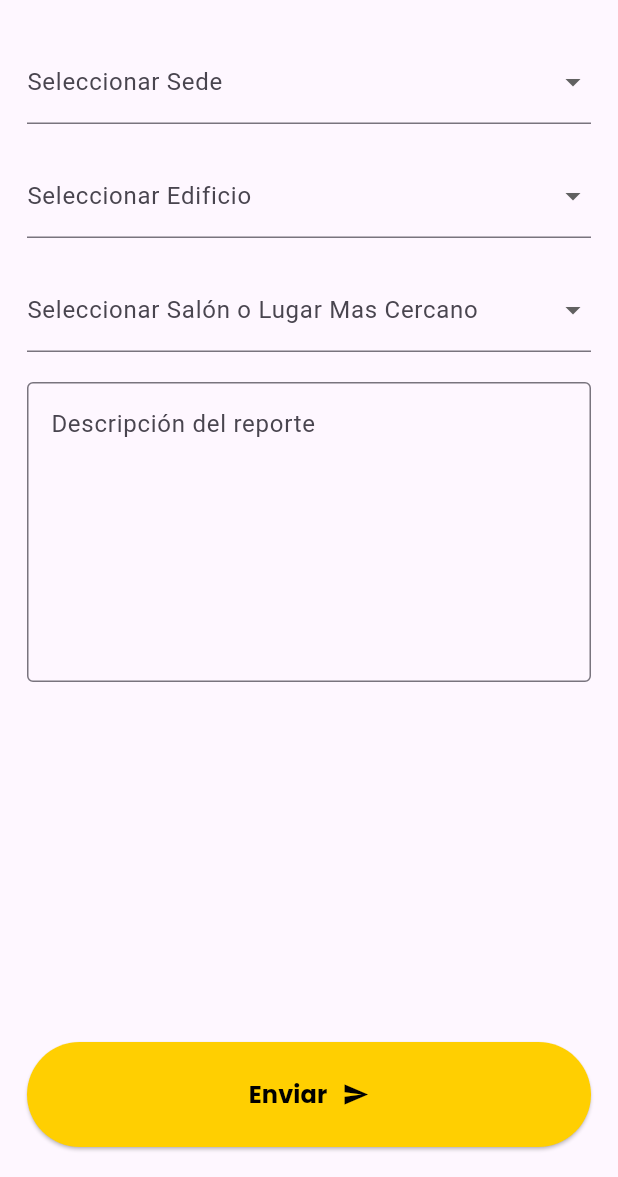
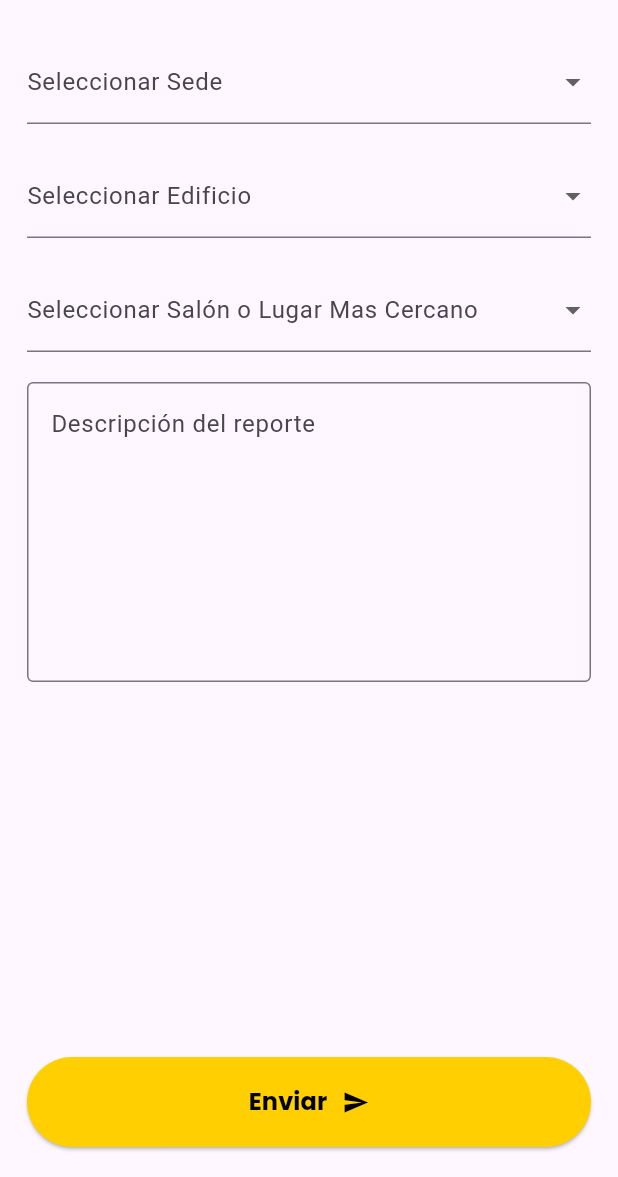
Before and after one commit to igrisdev/reportes_unimayor, a Flutter app: the screen it shows after launch, after a tap on "Realizar Reporte", on a phone screen of 412 x 824 dp, the part 59-1236 px from its top. Run offline on Flutter 3.47's test engine with Material 3 defaults, Android fonts, the phone set to English and light mode, and no system bars; our stand-ins replace google_fonts.

Commit message:
Refactor CreateReportUserScreen button height and update MainUserScreen bottom app bar to use InkWell for navigation with improved styling

```diff
--- a/lib/screens/users/create_report_user_screen.dart
+++ b/lib/screens/users/create_report_user_screen.dart
@@ -128,7 +128,7 @@ class _CreateReportUserScreenState extends State<CreateReportUserScreen> {
                 padding: const EdgeInsets.only(bottom: 20),
                 child: SizedBox(
                   width: double.infinity,
-                  height: 70,
+                  height: 60,
                   child: ElevatedButton(
                     style: ElevatedButton.styleFrom(
                       backgroundColor: lightMode.colorScheme.secondary,
--- a/lib/screens/users/main_user_screen.dart
+++ b/lib/screens/users/main_user_screen.dart
@@ -13,7 +13,6 @@ class MainUserScreen extends StatelessWidget {
   @override
   Widget build(BuildContext context) {
     return Scaffold(
-      // backgroundColor: lightMode.colorScheme.surface,
       appBar: AppBarUser(),
       drawer: DrawerUser(context: context),
       body: Padding(
@@ -48,39 +47,38 @@ class MainUserScreen extends StatelessWidget {
     );
   }
 
-  GestureDetector bottomAppBarMain(BuildContext context) {
-    return GestureDetector(
+  BottomAppBar bottomAppBarMain(BuildContext context) {
+    return BottomAppBar(
+      color: Colors.transparent,
+      elevation: 0,
+      height: 90,
+      child: Material(
+        color: lightMode.colorScheme.secondary,
+        borderRadius: BorderRadius.circular(100),
+        child: InkWell(
           onTap: () {
-        Navigator.push(
-          context,
+            Navigator.of(context).push(
               MaterialPageRoute(
                 builder: (context) => const CreateReportUserScreen(),
               ),
             );
           },
-      child: BottomAppBar(
-        color: Colors.transparent,
-        elevation: 0,
-        height: 90,
-        child: Container(
-          decoration: BoxDecoration(
-            color: lightMode.colorScheme.secondary,
-            borderRadius: BorderRadius.circular(100),
-          ),
+          child: Center(
             child: Row(
-            crossAxisAlignment: CrossAxisAlignment.center,
-            mainAxisAlignment: MainAxisAlignment.center,
+              mainAxisSize: MainAxisSize.min,
               children: [
                 Text(
                   "Realizar Reporte",
                   style: GoogleFonts.poppins(
                     fontWeight: FontWeight.bold,
                     fontSize: 16,
+                    color: lightMode.colorScheme.secondaryFixed,
                   ),
                 ),
-              SizedBox(width: 10),
-              Icon(Icons.send),
+                const SizedBox(width: 10),
+                Icon(Icons.send, color: lightMode.colorScheme.secondaryFixed),
               ],
+            ),
           ),
         ),
       ),
```
Lines whose indentation alone changed are shown as unchanged.
